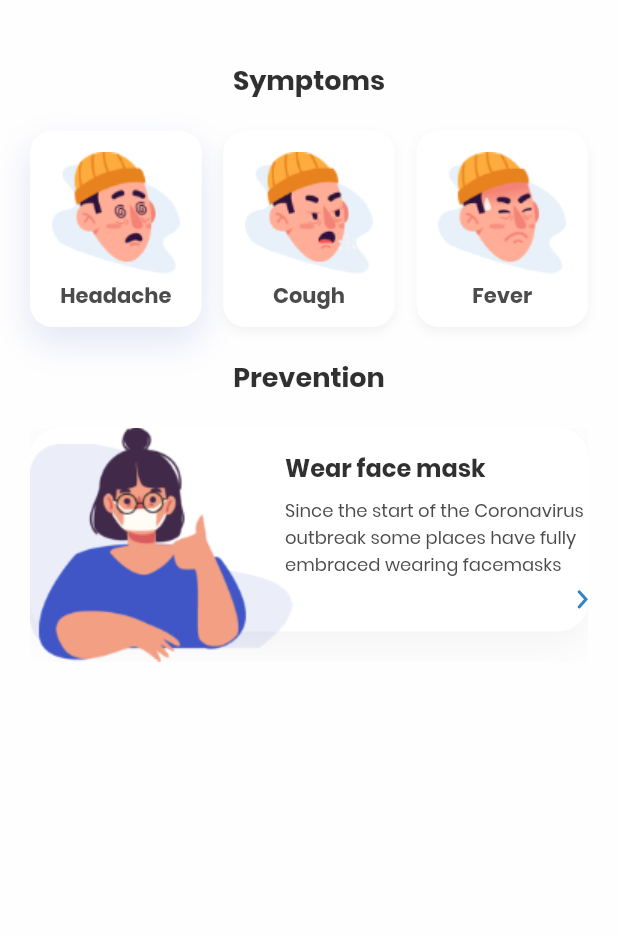
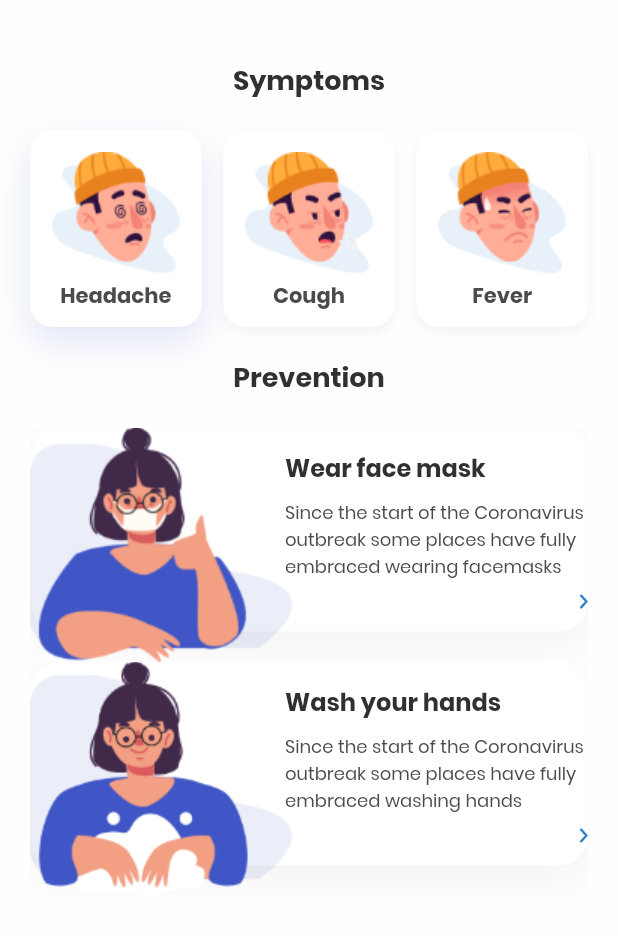
Before and after one commit to ihassanjavaid/COVID19-App, a Flutter app: the screen it shows after launch, on a phone screen of 412 x 824 dp, the part 300-1236 px from its top. Run offline on Flutter 3.47's test engine with Material 2 defaults, Android fonts, the phone set to English and light mode, and no system bars; our stand-ins replace flutter_svg.

Commit message:
Update info_screen.dart

```diff
--- a/lib/screens/info_screen.dart
+++ b/lib/screens/info_screen.dart
@@ -9,7 +9,8 @@ class InfoScreen extends StatelessWidget {
   @override
   Widget build(BuildContext context) {
     return Scaffold(
-      body: Column(
+      body: SingleChildScrollView(
+        child: Column(
           children: <Widget>[
             Header(
               image: 'assets/icons/coronadr.svg',
@@ -55,7 +56,44 @@ class InfoScreen extends StatelessWidget {
                   SizedBox(
                     height: 20,
                   ),
+                  PreventionCard(
+                    text:  'Since the start of the Coronavirus outbreak some places have fully embraced wearing facemasks',
+                    image: 'assets/images/wear_mask.png',
+                    title: 'Wear face mask',
+                  ),
+                  PreventionCard(
+                    text:  'Since the start of the Coronavirus outbreak some places have fully embraced washing hands',
+                    image: 'assets/images/wash_hands.png',
+                    title: 'Wash your hands',
+                  ),
 SizedBox(
+  height: 50,
+),
+                ],
+              ),
+            )
+          ],
+        ),
+      ),
+    );
+  }
+}
+
+class PreventionCard extends StatelessWidget {
+  final String image;
+  final String title;
+  final String text;
+
+  const PreventionCard({
+    Key key,
+    this.image,
+    this.title,
+    this.text,
+  }) : super(key: key);
+
+  @override
+  Widget build(BuildContext context) {
+    return SizedBox(
       height: 156,
       child: Stack(
         children: <Widget>[
@@ -75,7 +113,7 @@ class InfoScreen extends StatelessWidget {
                   ),
                 ]),
           ),
-                      Image.asset('assets/images/wear_mask.png'),
+          Image.asset(image),
           Positioned(
             left: 150,
             child: Container(
@@ -88,11 +126,11 @@ class InfoScreen extends StatelessWidget {
                 mainAxisAlignment: MainAxisAlignment.spaceBetween,
                 children: <Widget>[
                   Text(
-                                'Wear face mask',
+                   title,
                     style: kTitleTextstyle.copyWith(fontSize: 16),
                   ),
                   Text(
-                                'Since the start of the Coronavirus outbreak some places have fully embraced wearing facemasks',
+                   text,
                 style: TextStyle(
                   fontSize: 12,
                 ),
@@ -100,7 +138,8 @@ class InfoScreen extends StatelessWidget {
                   Align(
                     alignment: Alignment.topRight,
                     child: SvgPicture.asset(
-                                    'assets/icons/forward.svg'
+                        'assets/icons/forward.svg',
+                      height: 10,
                     ),
                   )
                 ],
@@ -109,12 +148,6 @@ class InfoScreen extends StatelessWidget {
           )
         ],
       ),
-                )
-              ],
-            ),
-          )
-        ],
-      ),
     );
   }
 }
```
Lines whose indentation alone changed are shown as unchanged.
